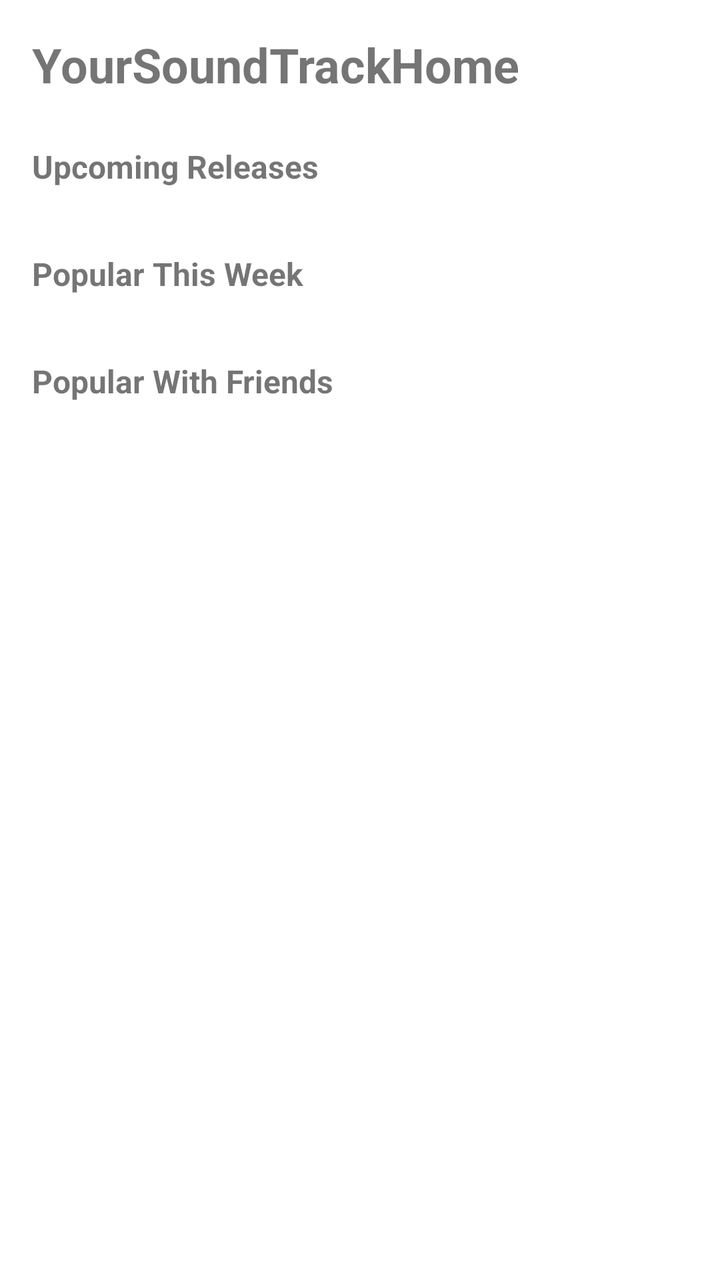
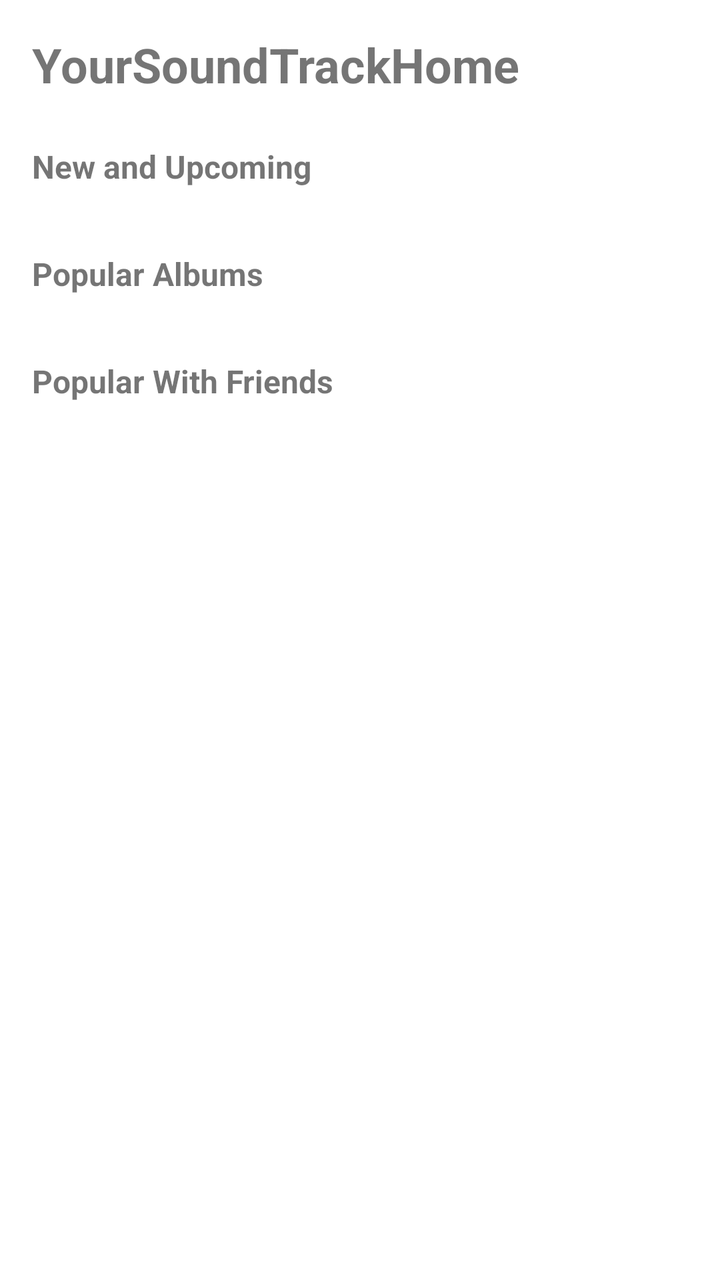

Before-and-after screenshots of an Android layout around one commit, followed by the original layout XML and the change that was made.
<!-- AndroidManifest.xml: application theme Theme.YourSoundTrack -->
<!-- res/layout/fragment_home.xml -->
<?xml version="1.0" encoding="utf-8"?>
<ScrollView xmlns:android="http://schemas.android.com/apk/res/android"
    android:layout_width="match_parent"
    android:layout_height="match_parent">

    <LinearLayout
        android:layout_width="match_parent"
        android:layout_height="wrap_content"
        android:orientation="vertical"
        android:padding="16dp">

        <TextView
            android:layout_width="wrap_content"
            android:layout_height="wrap_content"
            android:text="@string/title_soundtrack"
            android:textSize="24sp"
            android:textStyle="bold"
            android:layout_marginBottom="24dp" />

        <TextView
            android:layout_width="wrap_content"
            android:layout_height="wrap_content"
            android:text="@string/header_upcoming_releases"
            android:textStyle="bold"
            android:textSize="16sp" />

        <androidx.recyclerview.widget.RecyclerView
            android:id="@+id/rv_upcoming_releases"
            android:layout_width="match_parent"
            android:layout_height="wrap_content"
            android:orientation="horizontal"
            android:layout_marginTop="8dp"
            android:layout_marginBottom="24dp" />

        <TextView
            android:layout_width="wrap_content"
            android:layout_height="wrap_content"
            android:text="@string/header_popular_this_week"
            android:textStyle="bold"
            android:textSize="16sp" />

        <androidx.recyclerview.widget.RecyclerView
            android:id="@+id/rv_popular_this_week"
            android:layout_width="match_parent"
            android:layout_height="wrap_content"
            android:orientation="horizontal"
            android:layout_marginTop="8dp"
            android:layout_marginBottom="24dp" />

        <TextView
            android:layout_width="wrap_content"
            android:layout_height="wrap_content"
            android:text="@string/header_popular_with_friends"
            android:textStyle="bold"
            android:textSize="16sp" />

        <androidx.recyclerview.widget.RecyclerView
            android:id="@+id/rv_popular_friends"
            android:layout_width="match_parent"
            android:layout_height="wrap_content"
            android:orientation="horizontal"
            android:layout_marginTop="8dp"
            android:layout_marginBottom="16dp" />

    </LinearLayout>
</ScrollView>
<!-- resources referenced by this layout -->
<resources>
  <string name="header_popular_this_week">Popular This Week</string>
  <string name="header_popular_with_friends">Popular With Friends</string>
  <string name="header_upcoming_releases">Upcoming Releases</string>
  <string name="title_soundtrack">YourSoundTrackHome</string>
  <style name="Theme.YourSoundTrack" parent="Theme.MaterialComponents.DayNight.NoActionBar">
          <item name="android:fitsSystemWindows">true</item>
          <item name="colorPrimary">@color/purple_500</item>
      </style>
  <color name="purple_500">#FF6200EE</color>
</resources>

<!-- the commit's change to res/layout/fragment_home.xml (unified diff, before → after) -->
@@ -13,7 +13,7 @@
             android:layout_width="wrap_content"
             android:layout_height="wrap_content"
             android:text="@string/title_soundtrack"
-            android:textSize="24sp"
+            android:textSize="@dimen/screen_title_size"
             android:textStyle="bold"
             android:layout_marginBottom="24dp" />
 
@@ -22,7 +22,7 @@
             android:layout_height="wrap_content"
             android:text="@string/header_upcoming_releases"
             android:textStyle="bold"
-            android:textSize="16sp" />
+            android:textSize="@dimen/bold_text_size" />
 
         <androidx.recyclerview.widget.RecyclerView
             android:id="@+id/rv_upcoming_releases"
@@ -35,9 +35,9 @@
         <TextView
             android:layout_width="wrap_content"
             android:layout_height="wrap_content"
-            android:text="@string/header_popular_this_week"
+            android:text="@string/header_popular_albums"
             android:textStyle="bold"
-            android:textSize="16sp" />
+            android:textSize="@dimen/bold_text_size" />
 
         <androidx.recyclerview.widget.RecyclerView
             android:id="@+id/rv_popular_this_week"
@@ -52,7 +52,7 @@
             android:layout_height="wrap_content"
             android:text="@string/header_popular_with_friends"
             android:textStyle="bold"
-            android:textSize="16sp" />
+            android:textSize="@dimen/bold_text_size" />
 
         <androidx.recyclerview.widget.RecyclerView
             android:id="@+id/rv_popular_friends"
<!-- resource entries referenced after the edit -->
@@ -1,8 +1,10 @@
 <!-- resources referenced by this layout -->
 <resources>
-  <string name="header_popular_this_week">Popular This Week</string>
+  <dimen name="bold_text_size">16sp</dimen>
+  <dimen name="screen_title_size">24sp</dimen>
+  <string name="header_popular_albums">Popular Albums</string>
   <string name="header_popular_with_friends">Popular With Friends</string>
-  <string name="header_upcoming_releases">Upcoming Releases</string>
+  <string name="header_upcoming_releases">New and Upcoming</string>
   <string name="title_soundtrack">YourSoundTrackHome</string>
   <style name="Theme.YourSoundTrack" parent="Theme.MaterialComponents.DayNight.NoActionBar">
           <item name="android:fitsSystemWindows">true</item>
